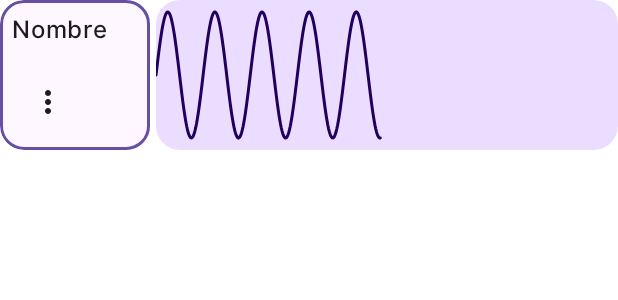
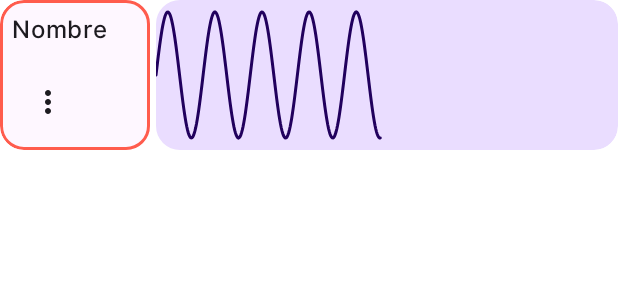
Before and after one commit to GabiPezet/HarmoniaTPI2025, an Android app built with Jetpack Compose: the @Preview function TrackPrev, on a phone screen of 412 x 824 dp. Shown: the top 300 px of the screen. Run offline under Robolectric (Android 15) with nearby library versions, the phone set to English and light mode, and no system bars; our stand-ins replace accompanist.

Commit message:
Agregado de color animado para cuando una pista se graba

```diff
--- a/app/src/main/java/com/android/harmoniatpi/ui/components/TrackItem.kt
+++ b/app/src/main/java/com/android/harmoniatpi/ui/components/TrackItem.kt
@@ -1,12 +1,16 @@
 package com.android.harmoniatpi.ui.components
 
+import androidx.compose.animation.animateColor
+import androidx.compose.animation.core.LinearEasing
+import androidx.compose.animation.core.RepeatMode
+import androidx.compose.animation.core.infiniteRepeatable
+import androidx.compose.animation.core.rememberInfiniteTransition
+import androidx.compose.animation.core.tween
 import androidx.compose.foundation.BorderStroke
 import androidx.compose.foundation.Canvas
 import androidx.compose.foundation.ScrollState
 import androidx.compose.foundation.background
 import androidx.compose.foundation.clickable
-import androidx.compose.foundation.gestures.FlingBehavior
-import androidx.compose.foundation.gestures.ScrollableDefaults
 import androidx.compose.foundation.horizontalScroll
 import androidx.compose.foundation.layout.Arrangement
 import androidx.compose.foundation.layout.Box
@@ -55,10 +59,22 @@ fun TrackItem(
     onClick: () -> Unit,
     onDelete: () -> Unit,
     scrollState: ScrollState,
+    isBeingRecorded: Boolean,
     modifier: Modifier = Modifier,
     timelineWidth: Int,
 ) {
     var showOptions by remember { mutableStateOf(false) }
+
+    val infiniteTransition = rememberInfiniteTransition(label = "")
+    val animatedBorderColor by infiniteTransition.animateColor(
+        initialValue = Color.Red,
+        targetValue = MaterialTheme.colorScheme.background,
+        animationSpec = infiniteRepeatable(
+            animation = tween(1000, easing = LinearEasing),
+            repeatMode = RepeatMode.Reverse
+        ),
+        label = "Recording border color animation"
+    )
 
     Row(
         modifier = modifier
@@ -72,10 +88,10 @@ fun TrackItem(
         Surface(
             shape = RoundedCornerShape(16.dp),
             color = MaterialTheme.colorScheme.background,
-            border = if (track.selected) {
-                BorderStroke(2.dp, MaterialTheme.colorScheme.primary)
-            } else {
-                null
+            border = when {
+                isBeingRecorded -> BorderStroke(2.dp, animatedBorderColor)
+                track.selected -> BorderStroke(2.dp, MaterialTheme.colorScheme.primary)
+                else -> null
             },
             modifier = Modifier
                 .fillMaxHeight()
@@ -267,6 +283,7 @@ private fun TrackPrev() {
             onClick = {},
             onDelete = {},
             scrollState = rememberScrollState(),
+            isBeingRecorded = true,
             timelineWidth = 500,
         )
     }
--- a/app/src/main/java/com/android/harmoniatpi/ui/screens/projectManagementScreen/ProjectManagementScreen.kt
+++ b/app/src/main/java/com/android/harmoniatpi/ui/screens/projectManagementScreen/ProjectManagementScreen.kt
@@ -76,6 +76,7 @@ fun ProjectManagementScreen(
                         onDelete = { viewModel.deleteTrack() },
                         scrollState = sharedScrollState,
                         timelineWidth = state.timelineWidth,
+                        isBeingRecorded = state.isRecording && track.selected
                     )
                 }
             }
```
